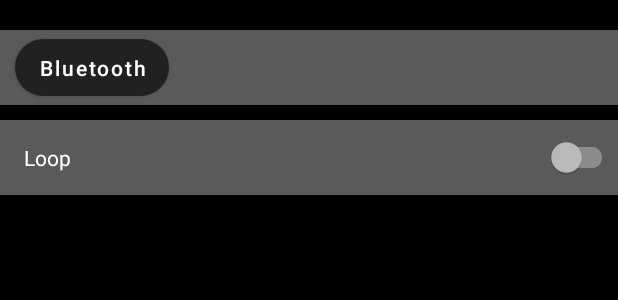
After one commit to LillieH1000/WearTube, an Android app: the layout options.xml on its own in the app's theme, with its tools: preview values and no code run, on a phone screen of 412 x 824 dp. The commit adds this screen. Shown: the top 300 px of the screen. Run offline under Robolectric (Android 15) with nearby library versions, the phone set to English and light mode, and no system bars; network calls fail.

Commit message:
Push changes before my laptop completely dies

```diff
--- a/app/src/main/java/h/lillie/weartube/presentation/Player.kt
+++ b/app/src/main/java/h/lillie/weartube/presentation/Player.kt
@@ -2,19 +2,29 @@
 
 import android.annotation.SuppressLint
 import android.content.ComponentName
+import android.content.Context
 import android.content.Intent
 import android.os.Bundle
 import android.os.Handler
 import android.os.Looper
 import android.provider.Settings
+import android.view.GestureDetector
+import android.view.Gravity
+import android.view.LayoutInflater
+import android.view.MotionEvent
 import android.view.View
+import android.view.ViewGroup
 import android.widget.ImageButton
+import android.widget.PopupWindow
+import android.widget.ScrollView
 import androidx.appcompat.app.AppCompatActivity
 import androidx.media3.common.Player
 import androidx.media3.session.MediaController
 import androidx.media3.session.SessionToken
 import androidx.media3.ui.PlayerView
+import com.google.android.material.button.MaterialButton
 import com.google.android.material.slider.Slider
+import com.google.android.material.switchmaterial.SwitchMaterial
 import com.google.common.util.concurrent.ListenableFuture
 import com.google.common.util.concurrent.MoreExecutors
 import h.lillie.weartube.R
@@ -68,12 +78,7 @@
         bluetoothButton.y = Converter().dpToPx(this@Player, -50f)
         bluetoothButton.setOnClickListener {
             playerController.pause()
-            val intent: Intent = Intent(Settings.ACTION_BLUETOOTH_SETTINGS)
-            intent.addFlags(Intent.FLAG_ACTIVITY_CLEAR_TASK)
-            intent.putExtra("EXTRA_CONNECTION_ONLY", true)
-            intent.putExtra("EXTRA_CLOSE_ON_CONNECT", true)
-            intent.putExtra("android.bluetooth.devicepicker.extra.FILTER_TYPE", 1)
-            startActivity(intent)
+            showOptions()
         }
 
         playerSlider = findViewById(R.id.playerSlider)
@@ -162,6 +167,52 @@
         stopService(Intent(this@Player, PlayerService::class.java))
     }
 
+    private fun showOptions() {
+        val inflater: LayoutInflater = getSystemService(Context.LAYOUT_INFLATER_SERVICE) as LayoutInflater
+        val view: View = inflater.inflate(R.layout.options, null, false)
+
+        val popupWindow = PopupWindow(view, ViewGroup.LayoutParams.MATCH_PARENT, ViewGroup.LayoutParams.MATCH_PARENT)
+
+        val gestureDetector = GestureDetector(this@Player, object : GestureDetector.SimpleOnGestureListener() {
+            override fun onFling(e1: MotionEvent?, e2: MotionEvent, velocityX: Float, velocityY: Float): Boolean {
+                if (e1?.action == MotionEvent.ACTION_DOWN && e2.action == MotionEvent.ACTION_UP && e2.x > e1.x) {
+                    popupWindow.dismiss()
+                }
+                return super.onFling(e1, e2, velocityX, velocityY)
+            }
+        })
+
+        view.setOnTouchListener(object : View.OnTouchListener {
+            override fun onTouch(v: View?, event: MotionEvent?): Boolean {
+                return gestureDetector.onTouchEvent(event!!)
+            }
+        })
+
+        val scrollView: ScrollView = view.findViewById(R.id.scrollView)
+        scrollView.requestFocus()
+
+        val bluetoothButton: MaterialButton = view.findViewById(R.id.bluetoothButton)
+        bluetoothButton.setOnClickListener {
+            val intent = Intent(Settings.ACTION_BLUETOOTH_SETTINGS)
+            intent.addFlags(Intent.FLAG_ACTIVITY_CLEAR_TASK)
+            intent.putExtra("EXTRA_CONNECTION_ONLY", true)
+            intent.putExtra("EXTRA_CLOSE_ON_CONNECT", true)
+            intent.putExtra("android.bluetooth.devicepicker.extra.FILTER_TYPE", 1)
+            startActivity(intent)
+        }
+
+        val loopSwitch: SwitchMaterial = view.findViewById(R.id.loopSwitch)
+        loopSwitch.setOnCheckedChangeListener { _, isChecked ->
+            if (!isChecked) {
+                playerController.repeatMode = Player.REPEAT_MODE_OFF
+            } else {
+                playerController.repeatMode = Player.REPEAT_MODE_ONE
+            }
+        }
+
+        popupWindow.showAtLocation(view, Gravity.CENTER, 0, 0)
+    }
+
     private val playerSliderTask = object : Runnable {
         override fun run() {
             val duration: Float = playerController.duration.toFloat()
--- /dev/null
+++ b/app/src/main/res/layout/options.xml
@@ -0,0 +1,72 @@
+<?xml version="1.0" encoding="utf-8"?>
+<ScrollView
+    xmlns:android="http://schemas.android.com/apk/res/android"
+    xmlns:app="http://schemas.android.com/apk/res-auto"
+    xmlns:tools="http://schemas.android.com/tools"
+    android:id="@+id/scrollView"
+    android:layout_width="match_parent"
+    android:layout_height="match_parent"
+    android:paddingTop="20dp"
+    android:paddingBottom="20dp"
+    android:background="@color/black">
+
+    <LinearLayout
+        android:id="@+id/scrollLayout"
+        android:layout_width="match_parent"
+        android:layout_height="wrap_content"
+        android:orientation="vertical"
+        android:clickable="false">
+
+        <TableLayout
+            android:layout_width="match_parent"
+            android:layout_height="wrap_content"
+            android:stretchColumns="1">
+
+            <TableRow
+                android:id="@+id/bluetoothSettingsRow"
+                android:background="@color/darkgrey"
+                android:layout_width="match_parent"
+                android:layout_height="wrap_content"
+                android:minHeight="50dp">
+                <com.google.android.material.button.MaterialButton
+                    android:id="@+id/bluetoothButton"
+                    android:layout_width="match_parent"
+                    android:layout_height="match_parent"
+                    android:layout_marginLeft="10dp"
+                    android:layout_marginRight="10dp"
+                    android:text="Bluetooth"
+                    android:textAllCaps="false"
+                    android:textColor="@color/white"
+                    app:cornerRadius="32dp"
+                    tools:ignore="HardcodedText,RtlHardcoded" />
+            </TableRow>
+
+            <TableRow
+                android:background="@color/darkgrey"
+                android:layout_width="match_parent"
+                android:layout_height="wrap_content"
+                android:layout_marginTop="10dp"
+                android:minHeight="50dp">
+                <TextView
+                    android:layout_height="match_parent"
+                    android:layout_width="match_parent"
+                    android:gravity="center_vertical"
+                    android:text="Loop"
+                    android:textColor="@color/white"
+                    android:paddingStart="16dp"
+                    tools:ignore="HardcodedText,RtlSymmetry" />
+                <com.google.android.material.switchmaterial.SwitchMaterial
+                    android:id="@+id/loopSwitch"
+                    android:layout_height="match_parent"
+                    android:layout_width="match_parent"
+                    android:layout_gravity="end" />
+            </TableRow>
+
+        </TableLayout>
+
+        <Space
+            android:layout_width="match_parent"
+            android:layout_height="100dp" />
+
+    </LinearLayout>
+</ScrollView>
--- a/app/src/main/res/values/colours.xml
+++ b/app/src/main/res/values/colours.xml
@@ -2,6 +2,7 @@
     <color name="black">#FF000000</color>
     <color name="red">#FFFF0000</color>
     <color name="lightgrey">#FFD3D3D3</color>
+    <color name="darkgrey">#FF5A5A5A</color>
     <color name="white">#FFFFFFFF</color>
     <color name="transparent">#00000000</color>
 </resources>
```
